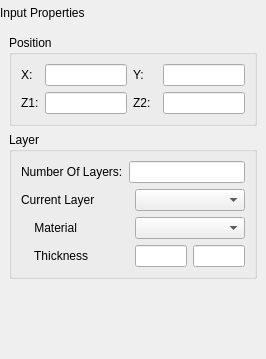
Before: the Qt Designer form Application/qInputPropertiesWidget.ui in Sprunth/RGG, drawn with Qt 5.
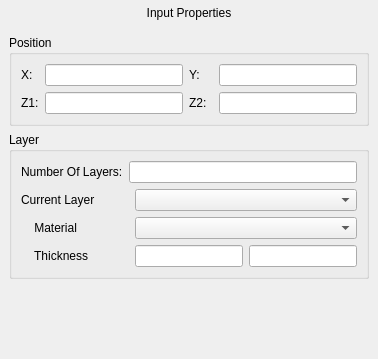
After: the same form once the commit is applied.

```diff
--- a/Application/qInputPropertiesWidget.ui
+++ b/Application/qInputPropertiesWidget.ui
@@ -6,10 +6,16 @@
    <rect>
     <x>0</x>
     <y>0</y>
-    <width>266</width>
+    <width>315</width>
     <height>359</height>
    </rect>
   </property>
+  <property name="sizePolicy">
+   <sizepolicy hsizetype="Ignored" vsizetype="Preferred">
+    <horstretch>0</horstretch>
+    <verstretch>0</verstretch>
+   </sizepolicy>
+  </property>
   <property name="windowTitle">
    <string>Form</string>
   </property>
@@ -31,10 +37,19 @@
      <property name="text">
       <string>Input Properties</string>
      </property>
+     <property name="alignment">
+      <set>Qt::AlignCenter</set>
+     </property>
     </widget>
    </item>
    <item>
     <widget class="QStackedWidget" name="stackedWidget">
+     <property name="sizePolicy">
+      <sizepolicy hsizetype="Minimum" vsizetype="Preferred">
+       <horstretch>0</horstretch>
+       <verstretch>0</verstretch>
+      </sizepolicy>
+     </property>
      <property name="currentIndex">
       <number>0</number>
      </property>
@@ -42,6 +57,12 @@
       <layout class="QGridLayout" name="gridLayout_3">
        <item row="1" column="0">
         <widget class="QGroupBox" name="groupBox_2">
+         <property name="sizePolicy">
+          <sizepolicy hsizetype="Minimum" vsizetype="Preferred">
+           <horstretch>0</horstretch>
+           <verstretch>0</verstretch>
+          </sizepolicy>
+         </property>
          <property name="title">
           <string>Layer</string>
          </property>
@@ -94,6 +115,12 @@
        </item>
        <item row="0" column="0">
         <widget class="QGroupBox" name="groupBox">
+         <property name="sizePolicy">
+          <sizepolicy hsizetype="Minimum" vsizetype="Preferred">
+           <horstretch>0</horstretch>
+           <verstretch>0</verstretch>
+          </sizepolicy>
+         </property>
          <property name="title">
           <string>Position</string>
          </property>
```
